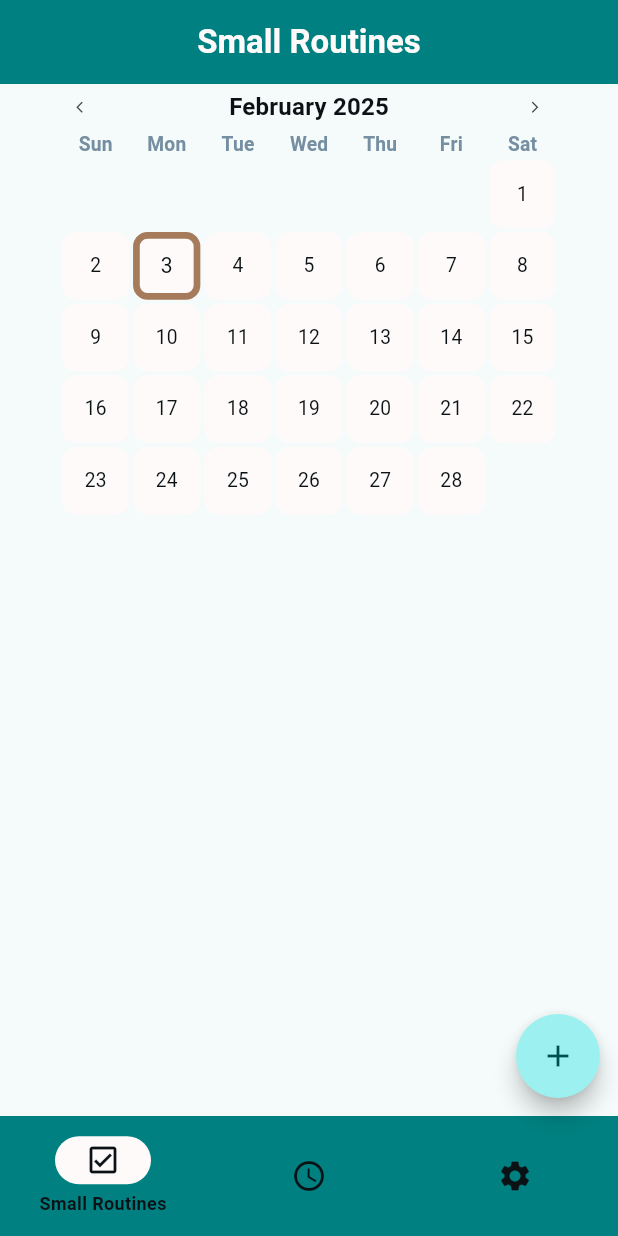
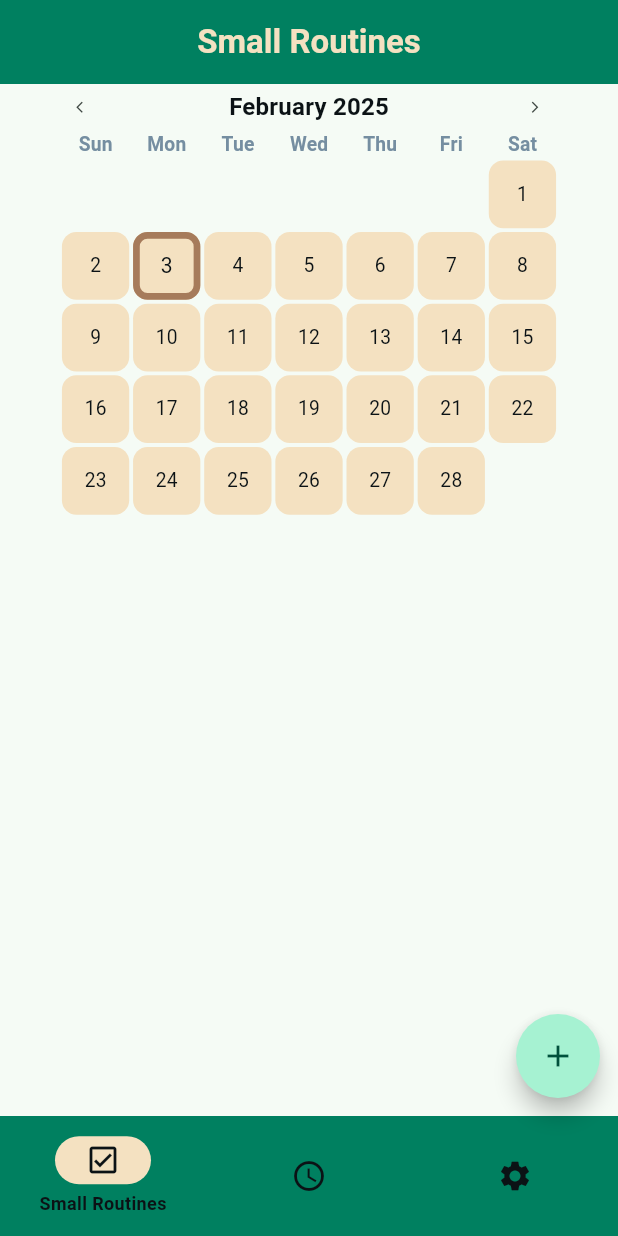
Before and after one commit to ChrisRamirez11/wellnest, a Flutter app: the screen it shows after launch, on a phone screen of 412 x 824 dp. Run offline on Flutter 3.47's test engine with Material 3 defaults, Android fonts, the phone set to English and light mode, and no system bars; our stand-ins replace dartz, flutter_riverpod, isar; accounts and stored records are empty; generated files the repository leaves out were written again; Roboto replaces fonts that are missing (Karla).

Commit message:
visual color improved

```diff
--- a/lib/core/theme/theme.dart
+++ b/lib/core/theme/theme.dart
@@ -1,7 +1,7 @@
 import 'package:flutter/material.dart';
 
-const Color primary = Color(0xFF008080); //Greenish Blue
-const Color secondary = ghostWhite; //Sandy Beige Color(0xFFF4E1C1)
+const Color primary = Color(0xFF008060); //Tropical Rain Forest
+const Color secondary = Color(0xFFF4E1C1); //Sandy Beige
 const Color obsidian = Color(0xFF0B1215);
 const Color ghostWhite = Color(0xFFFFFAFA);
 const Color coffe = Color(0xFFA67B5B);
--- a/lib/dates/presentation/widgets/custom_calendar.dart
+++ b/lib/dates/presentation/widgets/custom_calendar.dart
@@ -29,7 +29,7 @@ class CustomCalendar extends ConsumerWidget {
         currentSelectedDateColor: coffe,
         currentSelectedDate: currentSelectedDate.currentSelectedDate,
         showColorTip: false,
-        defaultColor: ghostWhite,
+        defaultColor: secondary,
         textColor: obsidian,
         weekFontSize: 20,
         monthFontSize: 25,
@@ -41,11 +41,10 @@ class CustomCalendar extends ConsumerWidget {
         initDate: DateTime.now(),
         datasets: _getDataset(dates),
         colorsets: {
-          01: primary.withValues(alpha: 0.6),
-          03: primary.withValues(alpha: 0.7),
+          01: primary.withValues(alpha: 0.4),
+          03: primary.withValues(alpha: 0.6),
           05: primary.withValues(alpha: 0.8),
-          07: primary.withValues(alpha: 0.9),
-          09: primary,
+          07: primary.withValues(alpha: 1.0),
         },
       ),
     );
```
